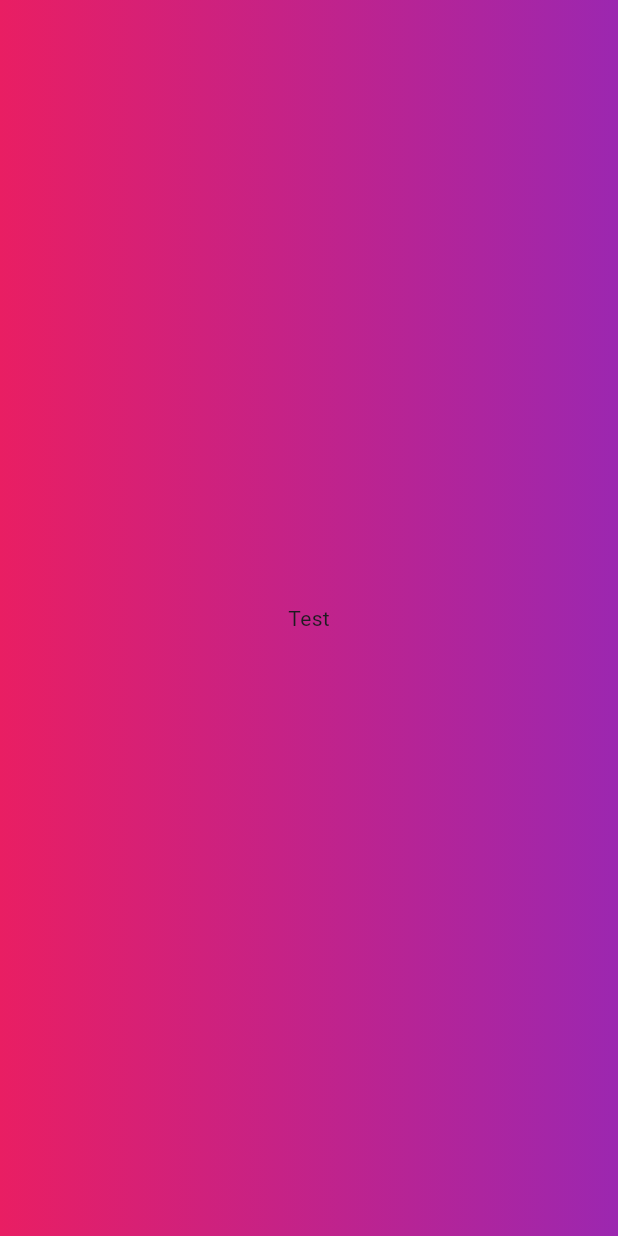
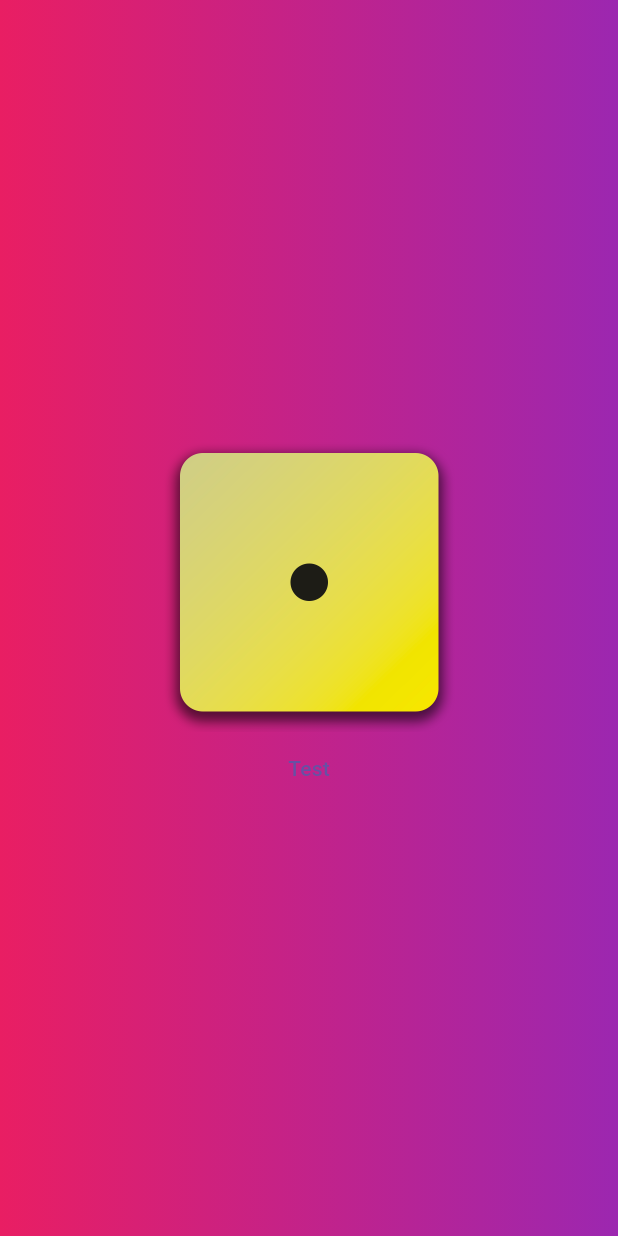
Before and after one commit to laminedev-creator/testapp, a Flutter app: the screen it shows after launch, on a phone screen of 412 x 824 dp. Run offline on Flutter 3.47's test engine with Material 3 defaults, Android fonts, the phone set to English and light mode, and no system bars.

```diff
--- a/lib/gradient_container.dart
+++ b/lib/gradient_container.dart
@@ -1,9 +1,26 @@
+import 'dart:math';
+
 import 'package:flutter/material.dart';
 
-class GradienContainer extends StatelessWidget {
+class GradienContainer extends StatefulWidget {
+  final String text;
+  const GradienContainer({super.key, required this.text});
+
   @override
-  final String text;
-  const GradienContainer(this.text, {super.key});
+  State<GradienContainer> createState() {
+    return _GradienContainerState();
+  }
+}
+
+class _GradienContainerState extends State<GradienContainer> {
+  String dice = 'assets/images/dice-1.png';
+  Random random = Random();
+  void changeDice() {
+    setState(() {
+      dice = 'assets/images/dice-${random.nextInt(6) + 1}.png';
+    });
+  }
+
   @override
   Widget build(context) {
     return Container(
@@ -11,7 +28,16 @@ class GradienContainer extends StatelessWidget {
         gradient: LinearGradient(colors: [Colors.pink, Colors.purple]),
       ),
       child: Center(
-        child: Text(text),
+        child: Column(
+          mainAxisSize: MainAxisSize.min,
+          children: [
+            Image.asset(
+              dice,
+              width: 200,
+            ),
+            TextButton(onPressed: changeDice, child: Text(widget.text))
+          ],
+        ),
       ),
     );
   }
--- a/lib/main.dart
+++ b/lib/main.dart
@@ -3,6 +3,10 @@ import 'package:testapp/gradient_container.dart';
 
 void main() {
   runApp(
-    const MaterialApp(home: Scaffold(body: GradienContainer('Test'))),
+    const MaterialApp(
+        home: Scaffold(
+            body: GradienContainer(
+      text: 'Test',
+    ))),
   );
 }
--- a/pubspec.yaml
+++ b/pubspec.yaml
@@ -59,9 +59,9 @@ flutter:
   uses-material-design: true
 
   # To add assets to your application, add an assets section, like this:
-  # assets:
-  #   - images/a_dot_burr.jpeg
-  #   - images/a_dot_ham.jpeg
+  assets:
+   #  - images/a_dot_burr.jpeg
+    - assets/images/
 
   # An image asset can refer to one or more resolution-specific "variants", see
   # https://flutter.dev/to/resolution-aware-images
```
Also changed, not shown: assets/images/dice-1.png (added), assets/images/dice-2.png (added), assets/images/dice-3.png (added), assets/images/dice-4.png (added), assets/images/dice-5.png (added), assets/images/dice-6.png (added).
